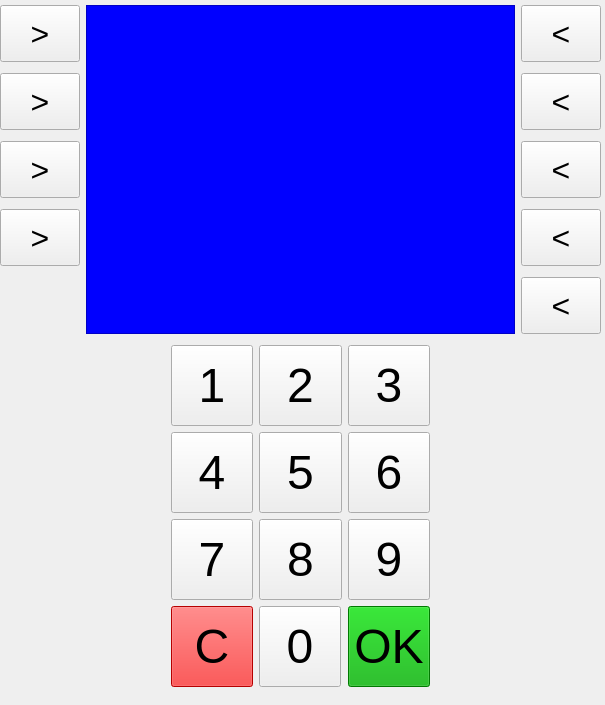
First picture: the form in bankautomat/mainwindow.ui, repository tvt21kmo-bank-project/group_13, before the edit.
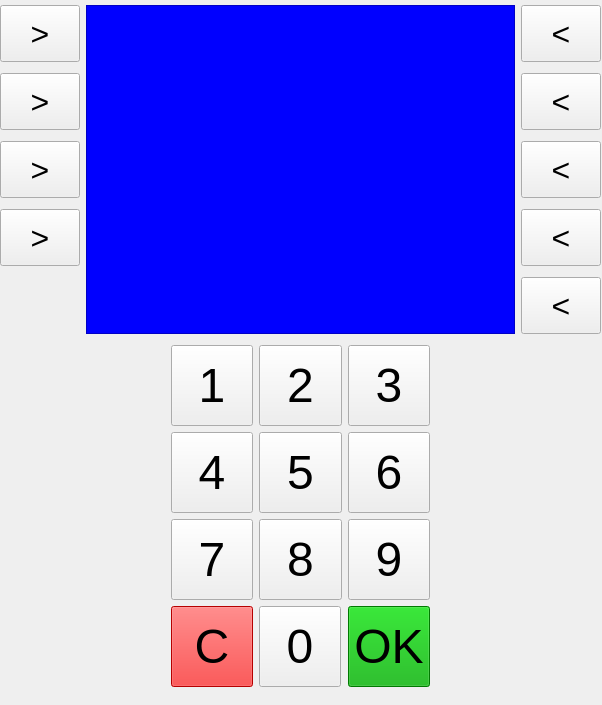
Second picture: the form after the edit.

Commit message: Loput rest api kutsut UI:sta tehty

Diff of the .ui file:
```diff
--- a/bankautomat/mainwindow.ui
+++ b/bankautomat/mainwindow.ui
@@ -6,12 +6,27 @@
    <rect>
     <x>0</x>
     <y>0</y>
-    <width>605</width>
+    <width>602</width>
     <height>705</height>
    </rect>
   </property>
+  <property name="minimumSize">
+   <size>
+    <width>602</width>
+    <height>705</height>
+   </size>
+  </property>
+  <property name="maximumSize">
+   <size>
+    <width>602</width>
+    <height>705</height>
+   </size>
+  </property>
   <property name="windowTitle">
-   <string>MainWindow</string>
+   <string>Pankkiautomaatti</string>
+  </property>
+  <property name="autoFillBackground">
+   <bool>false</bool>
   </property>
   <widget class="QWidget" name="centralwidget">
    <widget class="QWidget" name="layoutWidget">
```
The commit also changes 6 other files.
